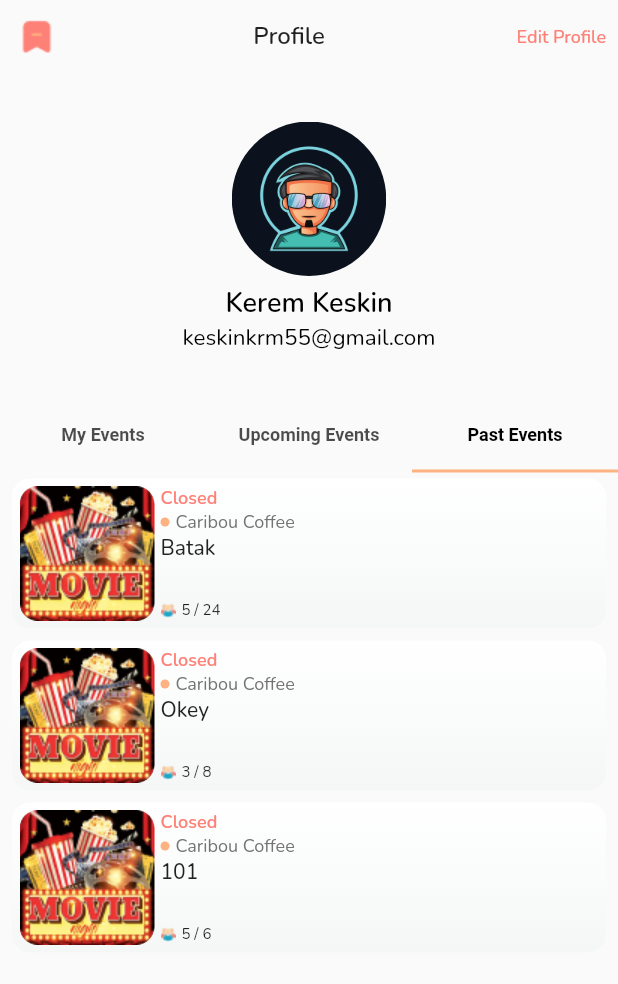
After one commit to agu-meetup/mobile, a Flutter app: the ProfileView screen opened directly, tab 3 chosen, on a phone screen of 412 x 824 dp. The commit adds this screen. Shown: the top 984 px of the screen. Run offline on Flutter 3.47's test engine with Material 2 defaults, Android fonts, the phone set to English and light mode, and no system bars; our stand-ins replace carousel_slider, dotted_border, email_validator, geocoding, geolocator, google_fonts and 5 more; missing offline and left inert: control_style; accounts and stored records are empty.

Commit message:
Profile page was started

```diff
--- a/lib/core/assets.dart
+++ b/lib/core/assets.dart
@@ -32,3 +32,8 @@ String turkishLiraGray = "$assetsIconRoot/turkish_lira_gray.png";
 String pinGray = "$assetsIconRoot/pin_gray.png";
 String userGray = "$assetsIconRoot/user_gray.png";
 String watchGray = "$assetsIconRoot/watch_gray.png";
+String trash = "$assetsIconRoot/trash.png";
+String saveBeige = "$assetsIconRoot/save_beige.png";
+String eventMembers = "$assetsIconRoot/event_members.png";
+String circularMore = "$assetsIconRoot/circular_more.png";
+String closeRed = "$assetsIconRoot/close_red.png";
--- a/lib/main.dart
+++ b/lib/main.dart
@@ -9,6 +9,7 @@ import 'package:agu_meetup_mobile/presentations/forgot_password/view_model/forgo
 import 'package:agu_meetup_mobile/presentations/forgot_password/view_model/forgot_password_view_model.dart';
 import 'package:agu_meetup_mobile/presentations/intro/model_view/intro_model_view.dart';
 import 'package:agu_meetup_mobile/presentations/notification/model_view/notification_model_view.dart';
+import 'package:agu_meetup_mobile/presentations/profile/model_view/profile_model_view.dart';
 import 'package:agu_meetup_mobile/presentations/sign_in/model_view/sign_in_model_view.dart';
 import 'package:agu_meetup_mobile/presentations/sign_up/model_view/sign_up_model_view.dart';
 import 'package:flutter/material.dart';
@@ -58,6 +59,9 @@ void main() {
         ChangeNotifierProvider(
           create: (_) => NotificationModelView(),
         ),
+        ChangeNotifierProvider(
+          create: (_) => ProfileModelView(),
+        ),
       ],
       child: const MyApp(),
     ),
--- a/lib/presentations/notification/view/notification_card_list_view.dart
+++ b/lib/presentations/notification/view/notification_card_list_view.dart
@@ -15,13 +15,13 @@ class NotificationCardListView extends StatelessWidget {
         itemCount: mv.cardsInfo.length,
         itemBuilder: (context, index) {
           return NotificationCardWidget(
-            id: mv.cardsInfo[index]!.id,
-            city: mv.cardsInfo[index]!.city,
-            date: mv.cardsInfo[index]!.date,
-            eventTitle: mv.cardsInfo[index]!.eventTitle,
-            locationName: mv.cardsInfo[index]!.locationName,
-            notificationTitle: mv.cardsInfo[index]!.notificationTitle,
-            time: mv.cardsInfo[index]!.time,
+            id: mv.cardsInfo[index].id,
+            city: mv.cardsInfo[index].city,
+            date: mv.cardsInfo[index].date,
+            eventTitle: mv.cardsInfo[index].eventTitle,
+            locationName: mv.cardsInfo[index].locationName,
+            notificationTitle: mv.cardsInfo[index].notificationTitle,
+            time: mv.cardsInfo[index].time,
             deleteFunc: mv.deleteNotificationById,
           );
         },
--- a/lib/presentations/notification/widget/notification_card_widget.dart
+++ b/lib/presentations/notification/widget/notification_card_widget.dart
@@ -1,5 +1,6 @@
 import 'package:flutter/material.dart';
 
+import '../../../core/assets.dart';
 import '../../../core/constants.dart';
 
 class NotificationCardWidget extends StatelessWidget {
@@ -28,15 +29,15 @@ class NotificationCardWidget extends StatelessWidget {
     return Container(
       margin: const EdgeInsets.all(12),
       padding: EdgeInsets.all(5),
-      height: 120,
+      height: 100,
       decoration: BoxDecoration(
-        color: kGray.withOpacity(0.4),
+        color: kGray.withOpacity(0.3),
         borderRadius: BorderRadius.circular(12),
       ),
       child: Row(
         children: [
           Container(
-            margin: EdgeInsets.symmetric(horizontal: 5),
+            margin: EdgeInsets.only(right: 5),
             height: 90,
             width: 90,
             decoration: BoxDecoration(
@@ -113,10 +114,14 @@ class NotificationCardWidget extends StatelessWidget {
                       onTap: () {
                         deleteFunc(id);
                       },
-                      child: Icon(
-                        Icons.delete,
-                        color: kDarkGray,
-                        size: 24,
+                      child: Padding(
+                        padding: const EdgeInsets.all(4.0),
+                        child: Image(
+                          image: AssetImage(trash),
+                          height: 18,
+                          width: 18,
+                          fit: BoxFit.cover,
+                        ),
                       ),
                     ),
                   ],
--- /dev/null
+++ b/lib/presentations/profile/model/profile_event_model.dart
@@ -0,0 +1,19 @@
+class ProfileEventModel {
+  int eventId;
+  String eventDate;
+  String eventTime;
+  String eventPlace;
+  String eventTitle;
+  int numberCurrentMember;
+  int numberMaxMember;
+
+  ProfileEventModel({
+    required  this.eventId,
+    required this.eventDate,
+    required this.eventTime,
+    required this.eventPlace,
+    required this.eventTitle,
+    required this.numberCurrentMember,
+    required this.numberMaxMember,
+  });
+}
--- /dev/null
+++ b/lib/presentations/profile/model_view/profile_model_view.dart
@@ -0,0 +1,115 @@
+import 'package:agu_meetup_mobile/core/assets.dart';
+import 'package:flutter/material.dart';
+
+import '../model/profile_event_model.dart';
+
+class ProfileModelView extends ChangeNotifier {
+  BuildContext? ctx;
+
+  /// Update Context data
+  void updateContextData(BuildContext context) {
+    ctx = context;
+  }
+
+  /// Dummy Values
+  List<ProfileEventModel> myEventsList = [
+    ProfileEventModel(
+      eventId: 1,
+      eventDate: "Tomorrow",
+      eventTime: "6:30 pm",
+      eventPlace: "Caribou Coffee",
+      eventTitle: "Batak",
+      numberCurrentMember: 5,
+      numberMaxMember: 24,
+    ),
+    ProfileEventModel(
+      eventId: 2,
+      eventDate: "Tomorrow",
+      eventTime: "6:45 pm",
+      eventPlace: "Caribou Coffee",
+      eventTitle: "Okey",
+      numberCurrentMember: 3,
+      numberMaxMember: 8,
+    ),
+    ProfileEventModel(
+      eventId: 3,
+      eventDate: "29.03.22",
+      eventTime: "8:30 pm",
+      eventPlace: "Caribou Coffee",
+      eventTitle: "101",
+      numberCurrentMember: 5,
+      numberMaxMember: 6,
+    ),
+  ];
+  List<ProfileEventModel> upcomingEventsList = [
+    ProfileEventModel(
+      eventId: 1,
+      eventDate: "Tomorrow",
+      eventTime: "6:30 pm",
+      eventPlace: "Caribou Coffee",
+      eventTitle: "Batak",
+      numberCurrentMember: 5,
+      numberMaxMember: 24,
+    ),
+    ProfileEventModel(
+      eventId: 2,
+      eventDate: "Tomorrow",
+      eventTime: "6:45 pm",
+      eventPlace: "Caribou Coffee",
+      eventTitle: "Okey",
+      numberCurrentMember: 3,
+      numberMaxMember: 8,
+    ),
+    ProfileEventModel(
+      eventId: 3,
+      eventDate: "29.03.22",
+      eventTime: "8:30 pm",
+      eventPlace: "Caribou Coffee",
+      eventTitle: "101",
+      numberCurrentMember: 5,
+      numberMaxMember: 6,
+    ),
+  ];
+  List<ProfileEventModel> pastEventsList = [
+    ProfileEventModel(
+      eventId: 1,
+      eventDate: "Tomorrow",
+      eventTime: "6:30 pm",
+      eventPlace: "Caribou Coffee",
+      eventTitle: "Batak",
+      numberCurrentMember: 5,
+      numberMaxMember: 24,
+    ),
+    ProfileEventModel(
+      eventId: 2,
+      eventDate: "Tomorrow",
+      eventTime: "6:45 pm",
+      eventPlace: "Caribou Coffee",
+      eventTitle: "Okey",
+      numberCurrentMember: 3,
+      numberMaxMember: 8,
+    ),
+    ProfileEventModel(
+      eventId: 3,
+      eventDate: "29.03.22",
+      eventTime: "8:30 pm",
+      eventPlace: "Caribou Coffee",
+      eventTitle: "101",
+      numberCurrentMember: 5,
+      numberMaxMember: 6,
+    ),
+  ];
+
+  /// My Events
+  String myEventsIconPath = circularMore;
+  void myEventsFunc(int eventId) {
+    print("$eventId does something");
+  }
+
+  /// Upcoming Events
+  String upcomingEventsIconPath = closeRed;
+  void upcomingEventsFunc(int eventId) {
+    upcomingEventsList.removeWhere((element) => element.eventId == eventId);
+    notifyListeners();
+  }
+}
--- /dev/null
+++ b/lib/presentations/profile/view/profile_app_bar_view.dart
@@ -0,0 +1,45 @@
+import 'package:flutter/material.dart';
+
+import '../../../core/assets.dart';
+import '../../../core/constants.dart';
+
+class ProfileAppBarView extends StatelessWidget {
+  const ProfileAppBarView({
+    super.key,
+  });
+
+  @override
+  Widget build(BuildContext context) {
+    return Row(
+      mainAxisAlignment: MainAxisAlignment.spaceBetween,
+      children: [
+        Padding(
+          padding: const EdgeInsets.all(12.0),
+          child: GestureDetector(
+            onTap: () {},
+            child: Image(
+              image: AssetImage(saveBeige),
+            ),
+          ),
+        ),
+        const Text(
+          "Profile",
+          style: TextStyle(
+            fontSize: 16,
+            fontWeight: FontWeight.w600,
+          ),
+        ),
+        TextButton(
+          onPressed: () {},
+          child: Text(
+            "Edit Profile",
+            style: TextStyle(
+              fontSize: 12,
+              color: kBeige,
+            ),
+          ),
+        ),
+      ],
+    );
+  }
+}
--- /dev/null
+++ b/lib/presentations/profile/view/profile_general_info_view.dart
@@ -0,0 +1,45 @@
+import 'package:flutter/material.dart';
+
+import '../../../core/size_config.dart';
+
+class ProfileGeneralInfoView extends StatelessWidget {
+  const ProfileGeneralInfoView({
+    super.key,
+  });
+
+  @override
+  Widget build(BuildContext context) {
+    return Column(
+      children: [
+        Container(
+          width: SizeConfig.screenWidth! / 4,
+          height: SizeConfig.screenWidth! / 4,
+          decoration: BoxDecoration(
+            borderRadius: BorderRadius.circular(SizeConfig.screenWidth! / 4),
+            image: DecorationImage(
+              image: AssetImage("assets/test_image/test_profile_pic.png"),
+              fit: BoxFit.cover,
+            ),
+          ),
+        ),
+        SizedBox(height: 6),
+        Text(
+          "Kerem Keskin",
+          style: TextStyle(
+            fontWeight: FontWeight.w600,
+            fontSize: 18,
+            color: Colors.black,
+          ),
+        ),
+        Text(
+          "keskinkrm55@gmail.com",
+          style: TextStyle(
+            fontWeight: FontWeight.w400,
+            fontSize: 15,
+            color: Colors.black,
+          ),
+        ),
+      ],
+    );
+  }
+}
--- /dev/null
+++ b/lib/presentations/profile/view/profile_tab_bars_view.dart
@@ -0,0 +1,101 @@
+import 'package:flutter/material.dart';
+import 'package:provider/provider.dart';
+
+import '../../../core/constants.dart';
+import '../model_view/profile_model_view.dart';
+import '../widget/profile_event_card_widget.dart';
+
+class ProfileTabBarsView extends StatelessWidget {
+  const ProfileTabBarsView({
+    super.key,
+  });
+
+  @override
+  Widget build(BuildContext context) {
+    return Expanded(
+      child: DefaultTabController(
+        length: 3,
+        child: Consumer<ProfileModelView>(
+          builder: (context, mv, child) {
+            return Column(
+              children: [
+                TabBar(
+                  indicatorColor: kOrange,
+                  labelColor: Colors.black,
+                  labelStyle: const TextStyle(
+                    fontSize: 12,
+                    fontWeight: FontWeight.w600,
+                  ),
+                  tabs: const [
+                    Tab(
+                      text: "My Events",
+                    ),
+                    Tab(
+                      text: "Upcoming Events",
+                    ),
+                    Tab(
+                      text: "Past Events",
+                    ),
+                  ],
+                ),
+                Expanded(
+                  child: TabBarView(
+                    children: [
+                      ListView.builder(
+                        itemCount: mv.myEventsList.length,
+                        itemBuilder: (context, index) {
+                          return ProfileEventCardWidget(
+                            eventId: mv.myEventsList[index].eventId,
+                            eventTitle: mv.myEventsList[index].eventTitle,
+                            eventDate: mv.myEventsList[index].eventDate,
+                            eventTime: mv.myEventsList[index].eventTime,
+                            eventPlace: mv.myEventsList[index].eventPlace,
+                            currentMember: mv.myEventsList[index].numberCurrentMember,
+                            maxMember: mv.myEventsList[index].numberMaxMember,
+                            iconFunc: mv.myEventsFunc,
+                            iconImagePath: mv.myEventsIconPath,
+                          );
+                        },
+                      ),
+                      ListView.builder(
+                        itemCount: mv.upcomingEventsList.length,
+                        itemBuilder: (context, index) {
+                          return ProfileEventCardWidget(
+                            eventId: mv.upcomingEventsList[index].eventId,
+                            eventTitle: mv.upcomingEventsList[index].eventTitle,
+                            eventDate: mv.upcomingEventsList[index].eventDate,
+                            eventTime: mv.upcomingEventsList[index].eventTime,
+                            eventPlace: mv.upcomingEventsList[index].eventPlace,
+                            currentMember: mv.upcomingEventsList[index].numberCurrentMember,
+                            maxMember: mv.upcomingEventsList[index].numberMaxMember,
+                            iconFunc: mv.upcomingEventsFunc,
+                            iconImagePath: mv.upcomingEventsIconPath,
+                          );
+                        },
+                      ),
+                      ListView.builder(
+                        itemCount: mv.pastEventsList.length,
+                        itemBuilder: (context, index) {
+                          return ProfileEventCardWidget(
+                            eventId: mv.pastEventsList[index].eventId,
+                            eventTitle: mv.pastEventsList[index].eventTitle,
+                            eventDate: mv.pastEventsList[index].eventDate,
+                            eventTime: mv.pastEventsList[index].eventTime,
+                            eventPlace: mv.pastEventsList[index].eventPlace,
+                            currentMember: mv.pastEventsList[index].numberCurrentMember,
+                            maxMember: mv.pastEventsList[index].numberMaxMember,
+                            isClosed: true,
+                          );
+                        },
+                      ),
+                    ],
+                  ),
+                ),
+              ],
+            );
+          },
+        ),
+      ),
+    );
+  }
+}
--- a/lib/presentations/profile/view/profile_view.dart
+++ b/lib/presentations/profile/view/profile_view.dart
@@ -1,3 +1,9 @@
+import 'package:agu_meetup_mobile/core/assets.dart';
+import 'package:agu_meetup_mobile/core/constants.dart';
+import 'package:agu_meetup_mobile/core/size_config.dart';
+import 'package:agu_meetup_mobile/presentations/profile/view/profile_app_bar_view.dart';
+import 'package:agu_meetup_mobile/presentations/profile/view/profile_general_info_view.dart';
+import 'package:agu_meetup_mobile/presentations/profile/view/profile_tab_bars_view.dart';
 import 'package:flutter/material.dart';
 
 class ProfileView extends StatelessWidget {
@@ -5,9 +11,17 @@ class ProfileView extends StatelessWidget {
 
   @override
   Widget build(BuildContext context) {
-    return Scaffold(
-      body: Center(
-        child: Text('Profile'),
+    return SafeArea(
+      child: Scaffold(
+        body: Column(
+          children: const [
+            ProfileAppBarView(),
+            SizedBox(height: 32),
+            ProfileGeneralInfoView(),
+            SizedBox(height: 32),
+            ProfileTabBarsView(),
+          ],
+        ),
       ),
     );
   }
--- /dev/null
+++ b/lib/presentations/profile/widget/profile_event_card_widget.dart
@@ -0,0 +1,163 @@
+import 'package:agu_meetup_mobile/core/assets.dart';
+import 'package:agu_meetup_mobile/core/constants.dart';
+import 'package:flutter/material.dart';
+
+class ProfileEventCardWidget extends StatelessWidget {
+  int eventId;
+  String eventDate;
+  String eventTime;
+  String eventPlace;
+  String eventTitle;
+  int currentMember;
+  int maxMember;
+  Function? iconFunc;
+  String? iconImagePath;
+  bool isClosed;
+
+  ProfileEventCardWidget({
+    required this.eventId,
+    required this.eventDate,
+    required this.eventTime,
+    required this.eventPlace,
+    required this.eventTitle,
+    required this.currentMember,
+    required this.maxMember,
+    this.iconFunc,
+    this.iconImagePath,
+    this.isClosed = false,
+  });
+
+  @override
+  Widget build(BuildContext context) {
+    return Container(
+      height: 100,
+      margin: const EdgeInsets.symmetric(horizontal: 8, vertical: 4),
+      padding: EdgeInsets.all(5),
+      decoration: BoxDecoration(
+        borderRadius: BorderRadius.circular(12),
+        // border: Border.all(color: Colors.black),
+        gradient: LinearGradient(
+          colors: [Colors.white, kWhite],
+          begin: Alignment.topCenter,
+          end: Alignment.bottomCenter,
+        ),
+      ),
+      child: Row(
+        children: [
+          Container(
+            height: 90,
+            width: 90,
+            decoration: BoxDecoration(
+              borderRadius: BorderRadius.circular(12),
+              image: DecorationImage(
+                image: AssetImage("assets/test_image/test_cinema.png"),
+                fit: BoxFit.cover,
+              ),
+            ),
+          ),
+          SizedBox(width: 4),
+          Expanded(
+            child: Column(
+              children: [
+                Row(
+                  children: [
+                    Column(
+                      crossAxisAlignment: CrossAxisAlignment.start,
+                      children: [
+                        isClosed == false
+                            ? Row(
+                                children: [
+                                  Text(
+                                    eventDate,
+                                    style: const TextStyle(
+                                      fontSize: 12,
+                                      fontWeight: FontWeight.w600,
+                                      color: Colors.black,
+                                    ),
+                                  ),
+                                  SizedBox(width: 4),
+                                  Text(
+                                    eventTime,
+                                    style: TextStyle(
+                                      fontSize: 12,
+                                      fontWeight: FontWeight.w600,
+                                      color: kBeige,
+                                    ),
+                                  ),
+                                ],
+                              )
+                            : Text(
+                                "Closed",
+                                style: TextStyle(
+                                  fontSize: 12,
+                                  fontWeight: FontWeight.w600,
+                                  color: kBeige,
+                                ),
+                              ),
+                        Row(
+                          children: [
+                            Container(
+                              width: 6,
+                              height: 6,
+                              decoration: BoxDecoration(
+                                color: kOrange,
+                                borderRadius: BorderRadius.circular(6),
+                              ),
+                            ),
+                            SizedBox(width: 4),
+                            Text(
+                              eventPlace,
+                              style: TextStyle(
+                                fontSize: 12,
+                                fontWeight: FontWeight.w400,
+                                color: kDarkGray,
+                              ),
+                            ),
+                          ],
+                        ),
+                      ],
+                    ),
+                    Spacer(),
+                    iconImagePath != null
+                        ? GestureDetector(
+                            onTap: () {
+                              iconFunc!(eventId);
+                            },
+                            child: Image(
+                              image: AssetImage(iconImagePath!),
+                            ),
+                          )
+                        : Container(),
+                  ],
+                ),
+                Align(
+                  alignment: Alignment.centerLeft,
+                  child: Text(
+                    eventTitle,
+                    style: TextStyle(
+                      fontSize: 14,
+                      fontWeight: FontWeight.w500,
+                    ),
+                  ),
+                ),
+                Spacer(),
+                Row(
+                  children: [
+                    Image(
+                      image: AssetImage(eventMembers),
+                    ),
+                    SizedBox(width: 4),
+                    Text(
+                      "$currentMember / $maxMember",
+                      style: TextStyle(fontSize: 10),
+                    ),
+                  ],
+                ),
+              ],
+            ),
+          ),
+        ],
+      ),
+    );
+  }
+}
```
Also changed, not shown: assets/icons/circular_more.png (added), assets/icons/close_red.png (added), assets/icons/event_members.png (added), assets/icons/save_beige.png (added), assets/icons/trash.png (added).
